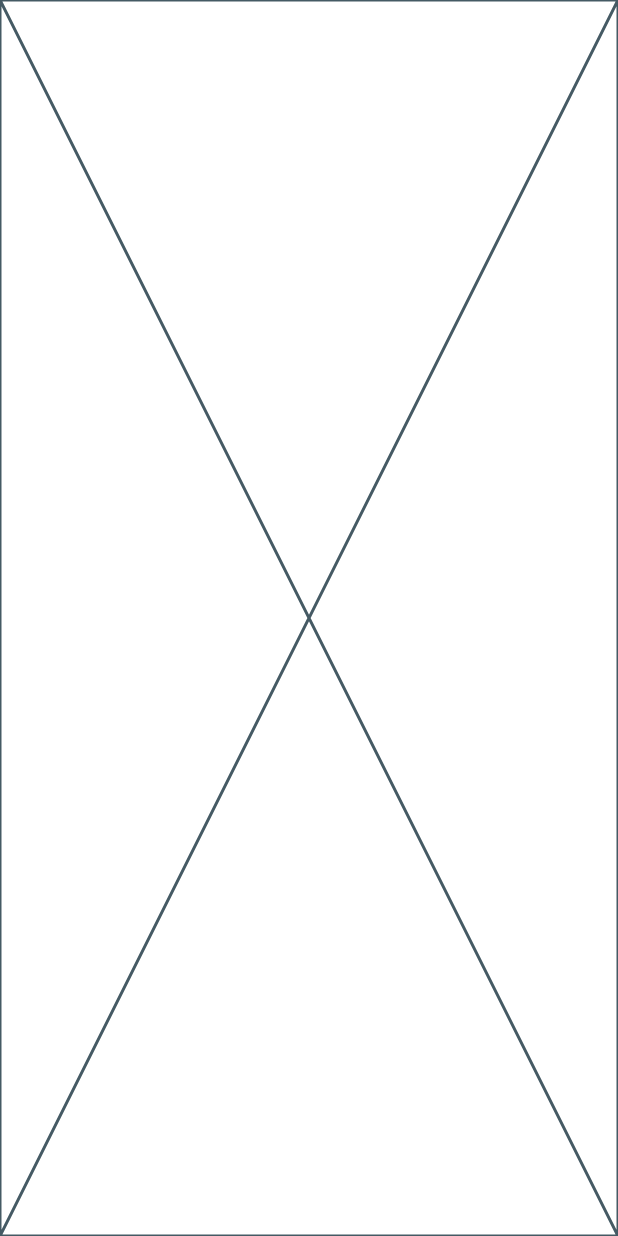
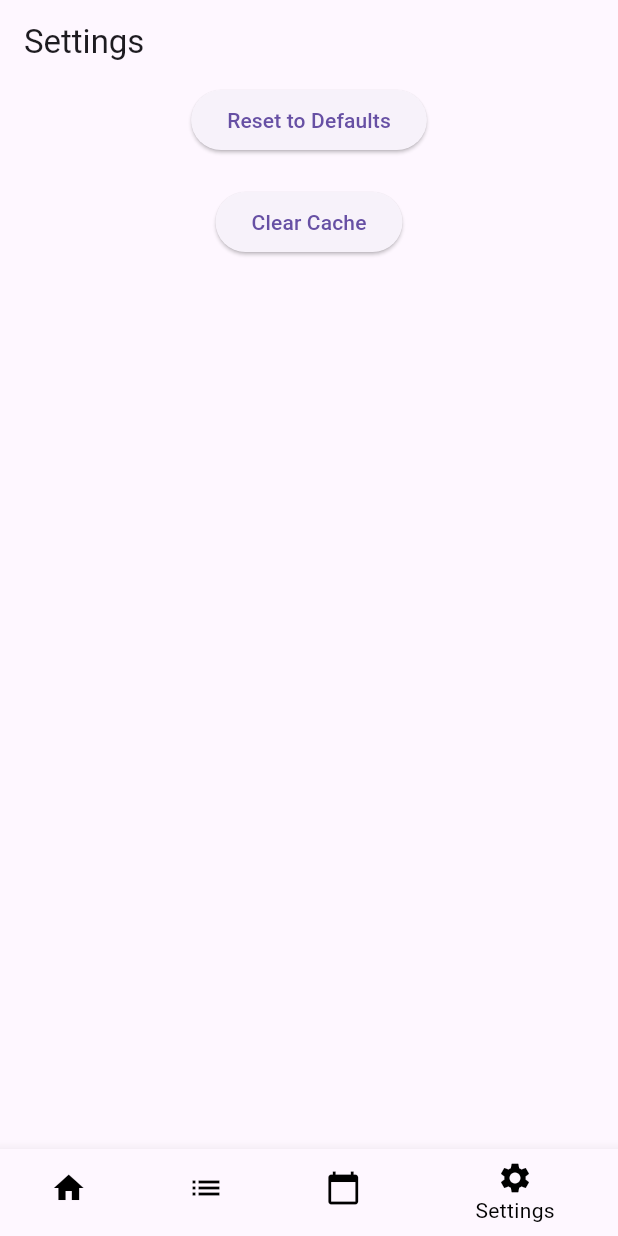
Before and after one commit to navedn/RecipeMaster, a Flutter app: the screen it shows after launch, item 4 of the bottom bar chosen, on a phone screen of 412 x 824 dp. Run offline on Flutter 3.47's test engine with Material 3 defaults, Android fonts, the phone set to English and light mode, and no system bars; our stand-ins replace sqflite; accounts and stored records are empty.

Commit message:
Fixed bottom navigation bar traversal, added settings screen

```diff
--- /dev/null
+++ b/lib/SettingsScreen.dart
@@ -0,0 +1,98 @@
+import 'package:flutter/material.dart';
+import 'package:recipemaster/FolderScreen.dart';
+import 'database_helper.dart';
+import 'shopping_list_screen.dart';
+import 'planner_screen.dart';
+import 'FolderScreen.dart';
+
+class SettingsScreen extends StatefulWidget {
+  final DatabaseHelper dbHelper;
+
+  const SettingsScreen({Key? key, required this.dbHelper}) : super(key: key);
+
+  @override
+  _SettingsScreenState createState() => _SettingsScreenState();
+}
+
+class _SettingsScreenState extends State<SettingsScreen> {
+  int _selectedIndex = 3;
+
+  void _onItemTapped(int index) {
+    setState(() {
+      _selectedIndex = index;
+    });
+
+    switch (index) {
+      case 0:
+        Navigator.pushReplacement(
+          context,
+          MaterialPageRoute(
+              builder: (context) => FoldersScreen(
+                  dbHelper: widget.dbHelper)), // Replace with your HomeScreen
+        );
+        break;
+      case 1:
+        Navigator.pushReplacement(
+          context,
+          MaterialPageRoute(
+              builder: (context) =>
+                  ShoppingListScreen(dbHelper: widget.dbHelper)),
+        );
+        break;
+      case 2:
+        Navigator.pushReplacement(
+          context,
+          MaterialPageRoute(
+              builder: (context) => PlannerScreen(dbHelper: widget.dbHelper)),
+        );
+        break;
+      case 3:
+        // Stay on Settings screen
+        break;
+    }
+  }
+
+  @override
+  Widget build(BuildContext context) {
+    return Scaffold(
+      appBar: AppBar(
+        title: Text('Settings'),
+      ),
+      body: Column(
+        children: [
+          Center(
+            child: ElevatedButton(
+              onPressed: () {
+                // Implement Reset to Defaults functionality here
+                print('Reset to Defaults pressed');
+              },
+              child: Text('Reset to Defaults'),
+            ),
+          ),
+          SizedBox(height: 20),
+          ElevatedButton(
+            onPressed: () {
+              // Implement Clear Cache functionality here
+              print('Clear Cache pressed');
+            },
+            child: Text('Clear Cache'),
+          ),
+        ],
+      ),
+      bottomNavigationBar: BottomNavigationBar(
+        currentIndex: _selectedIndex,
+        selectedItemColor: Colors.black,
+        unselectedItemColor: Colors.black,
+        items: const [
+          BottomNavigationBarItem(icon: Icon(Icons.home), label: 'Home'),
+          BottomNavigationBarItem(icon: Icon(Icons.list), label: 'Shopping'),
+          BottomNavigationBarItem(
+              icon: Icon(Icons.calendar_today), label: 'Planner'),
+          BottomNavigationBarItem(
+              icon: Icon(Icons.settings), label: 'Settings'),
+        ],
+        onTap: _onItemTapped,
+      ),
+    );
+  }
+}
--- a/lib/planner_screen.dart
+++ b/lib/planner_screen.dart
@@ -1,4 +1,5 @@
 import 'package:flutter/material.dart';
+import 'package:recipemaster/SettingsScreen.dart';
 import 'database_helper.dart';
 import 'FolderScreen.dart';
 import 'shopping_list_screen.dart';
@@ -57,8 +58,9 @@ class _PlannerScreenState extends State<PlannerScreen> {
         Navigator.pushReplacement(
           context,
           MaterialPageRoute(
-              builder: (context) =>
-                  Placeholder()), // Replace with your Settings screen
+              builder: (context) => SettingsScreen(
+                  dbHelper:
+                      widget.dbHelper)), // Replace with your Settings screen
         );
         break;
     }
--- a/lib/shopping_list_screen.dart
+++ b/lib/shopping_list_screen.dart
@@ -1,4 +1,5 @@
 import 'package:flutter/material.dart';
+import 'package:recipemaster/SettingsScreen.dart';
 import 'database_helper.dart';
 import 'CardsScreen.dart'; // Import necessary screens for navigation
 import 'planner_screen.dart'; // Import necessary screens for navigation
@@ -141,7 +142,8 @@ class _ShoppingListScreenState extends State<ShoppingListScreen> {
       case 3:
         Navigator.pushReplacement(
           context,
-          MaterialPageRoute(builder: (context) => Placeholder()),
+          MaterialPageRoute(
+              builder: (context) => SettingsScreen(dbHelper: widget.dbHelper)),
         );
         break;
     }
```
Also changed, not shown: lib/FolderScreen.dart (+6 -4 lines).
